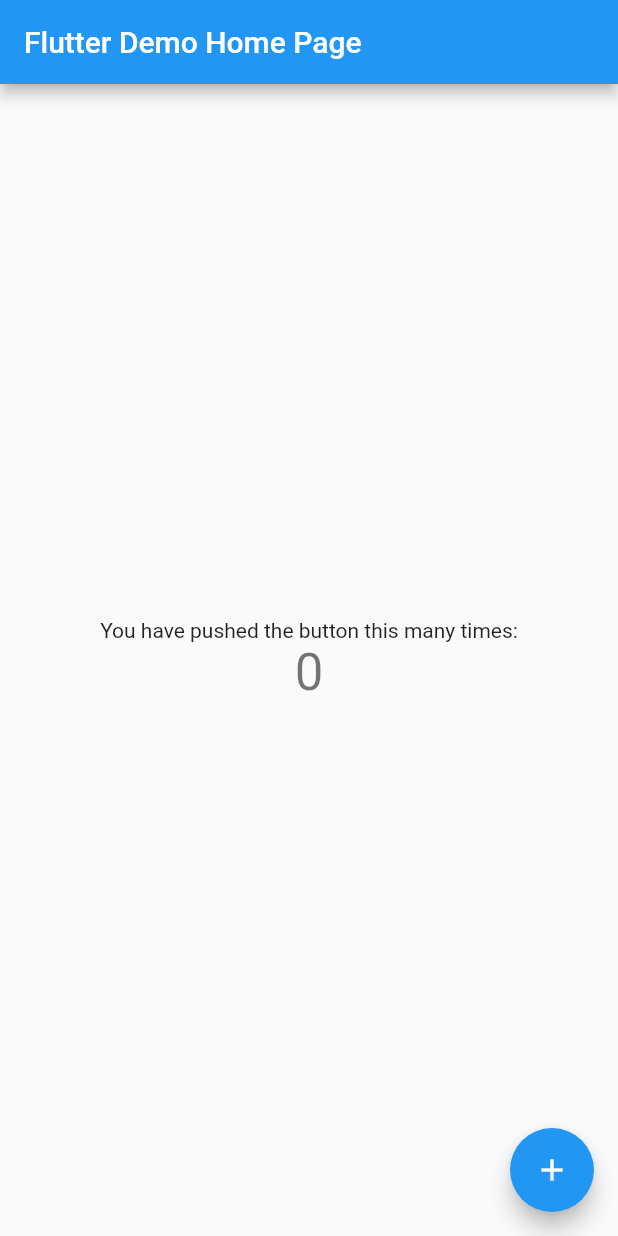
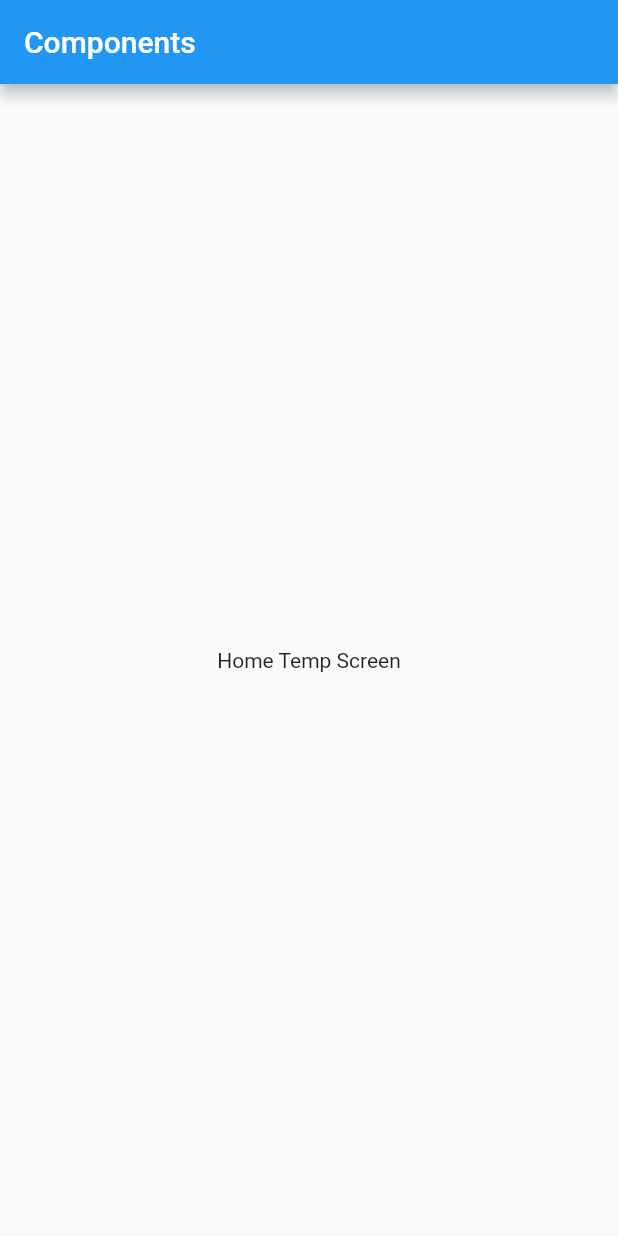
Before and after one commit to sitnesTIC/flutter_applications, a Flutter app: the screen it shows after launch, on a phone screen of 412 x 824 dp. Run offline on Flutter 3.47's test engine with Material 2 defaults, Android fonts, the phone set to English and light mode, and no system bars.

Commit message:
Inicio de proyecto - Componentes

```diff
--- a/lib/main.dart
+++ b/lib/main.dart
@@ -1,115 +1,24 @@
 import 'package:flutter/material.dart';
+// -> GS
+import 'package:flutter_applications/src/screens/home_temp.dart';
+// <- GS
 
-void main() {
-  runApp(const MyApp());
-}
+void main() => runApp(const MyApp());
 
 class MyApp extends StatelessWidget {
   const MyApp({Key? key}) : super(key: key);
 
-  // This widget is the root of your application.
   @override
   Widget build(BuildContext context) {
     return MaterialApp(
-      title: 'Flutter Demo',
-      theme: ThemeData(
-        // This is the theme of your application.
-        //
-        // Try running your application with "flutter run". You'll see the
-        // application has a blue toolbar. Then, without quitting the app, try
-        // changing the primarySwatch below to Colors.green and then invoke
-        // "hot reload" (press "r" in the console where you ran "flutter run",
-        // or simply save your changes to "hot reload" in a Flutter IDE).
-        // Notice that the counter didn't reset back to zero; the application
-        // is not restarted.
-        primarySwatch: Colors.blue,
+      debugShowCheckedModeBanner: true,
+      title: 'Components App',
+      home: Scaffold(
+        appBar: AppBar(
+          title: const Text('Components'),
+        ),
+        body: const HomeTempScreen(),
       ),
-      home: const MyHomePage(title: 'Flutter Demo Home Page'),
     );
   }
 }
-
-class MyHomePage extends StatefulWidget {
-  const MyHomePage({Key? key, required this.title}) : super(key: key);
-
-  // This widget is the home page of your application. It is stateful, meaning
-  // that it has a State object (defined below) that contains fields that affect
-  // how it looks.
-
-  // This class is the configuration for the state. It holds the values (in this
-  // case the title) provided by the parent (in this case the App widget) and
-  // used by the build method of the State. Fields in a Widget subclass are
-  // always marked "final".
-
-  final String title;
-
-  @override
-  State<MyHomePage> createState() => _MyHomePageState();
-}
-
-class _MyHomePageState extends State<MyHomePage> {
-  int _counter = 0;
-
-  void _incrementCounter() {
-    setState(() {
-      // This call to setState tells the Flutter framework that something has
-      // changed in this State, which causes it to rerun the build method below
-      // so that the display can reflect the updated values. If we changed
-      // _counter without calling setState(), then the build method would not be
-      // called again, and so nothing would appear to happen.
-      _counter++;
-    });
-  }
-
-  @override
-  Widget build(BuildContext context) {
-    // This method is rerun every time setState is called, for instance as done
-    // by the _incrementCounter method above.
-    //
-    // The Flutter framework has been optimized to make rerunning build methods
-    // fast, so that you can just rebuild anything that needs updating rather
-    // than having to individually change instances of widgets.
-    return Scaffold(
-      appBar: AppBar(
-        // Here we take the value from the MyHomePage object that was created by
-        // the App.build method, and use it to set our appbar title.
-        title: Text(widget.title),
-      ),
-      body: Center(
-        // Center is a layout widget. It takes a single child and positions it
-        // in the middle of the parent.
-        child: Column(
-          // Column is also a layout widget. It takes a list of children and
-          // arranges them vertically. By default, it sizes itself to fit its
-          // children horizontally, and tries to be as tall as its parent.
-          //
-          // Invoke "debug painting" (press "p" in the console, choose the
-          // "Toggle Debug Paint" action from the Flutter Inspector in Android
-          // Studio, or the "Toggle Debug Paint" command in Visual Studio Code)
-          // to see the wireframe for each widget.
-          //
-          // Column has various properties to control how it sizes itself and
-          // how it positions its children. Here we use mainAxisAlignment to
-          // center the children vertically; the main axis here is the vertical
-          // axis because Columns are vertical (the cross axis would be
-          // horizontal).
-          mainAxisAlignment: MainAxisAlignment.center,
-          children: <Widget>[
-            const Text(
-              'You have pushed the button this many times:',
-            ),
-            Text(
-              '$_counter',
-              style: Theme.of(context).textTheme.headline4,
-            ),
-          ],
-        ),
-      ),
-      floatingActionButton: FloatingActionButton(
-        onPressed: _incrementCounter,
-        tooltip: 'Increment',
-        child: const Icon(Icons.add),
-      ), // This trailing comma makes auto-formatting nicer for build methods.
-    );
-  }
-}
--- /dev/null
+++ b/lib/src/screens/home_temp.dart
@@ -0,0 +1,12 @@
+import 'package:flutter/material.dart';
+
+class HomeTempScreen extends StatelessWidget {
+  const HomeTempScreen({Key? key}) : super(key: key);
+
+  @override
+  Widget build(BuildContext context) {
+    return const Center(
+      child: Text('Home Temp Screen'),
+    );
+  }
+}
```
Also changed, not shown: 1 other file.
